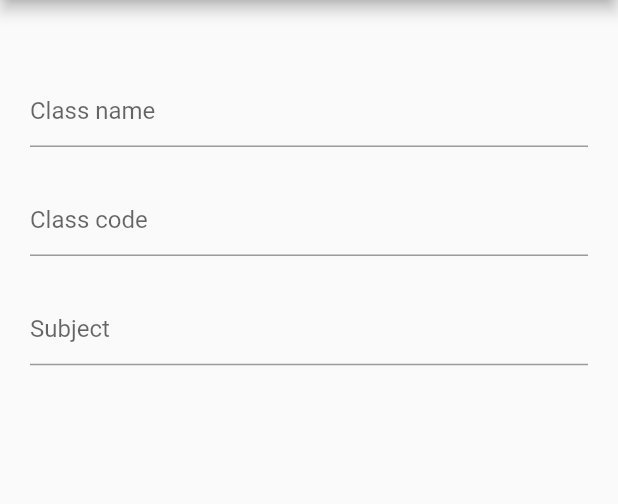
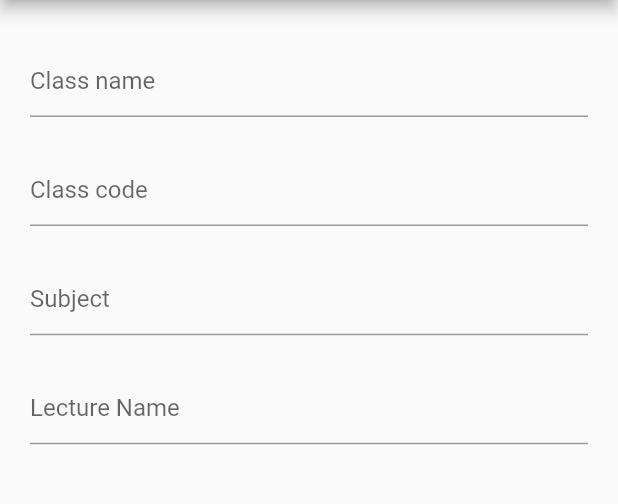
Before and after one commit to tcr123/flutter_learning_app, a Flutter app: the CreateClass screen opened directly, on a phone screen of 412 x 824 dp, the part 84-588 px from its top. Run offline on Flutter 3.47's test engine with Material 2 defaults, Android fonts, the phone set to English and light mode, and no system bars; our stand-ins replace avatar_glow, cloud_firestore, firebase_auth, firebase_core, flutter_spinkit, speech_to_text; accounts and stored records are empty.

Commit message:
sixth commit

```diff
--- /dev/null
+++ b/lib/database/class_data.dart
@@ -0,0 +1,33 @@
+import 'package:cloud_firestore/cloud_firestore.dart';
+import 'package:demo/models/class_model.dart';
+
+class ClassDataBaseService {
+  // this database is use to store the class data
+  final String class_code;
+  ClassDataBaseService({required this.class_code});
+
+  final CollectionReference classCollection =
+      FirebaseFirestore.instance.collection("classes");
+
+  Future<void> updateClassData(
+      String class_name, String subject, String lecture_name) async {
+    return await classCollection.doc(class_code).set({
+      'class name': class_name,
+      'subject': subject,
+      'lecture name': lecture_name,
+    });
+  }
+
+  List<ClassModel> _classListFromSnapshot(QuerySnapshot snapshot) {
+    return snapshot.docs.map((doc) {
+      return ClassModel(
+          class_name: (doc.data() as dynamic)['class name'] ?? '',
+          subject: (doc.data() as dynamic)['subject'] ?? '',
+          lecture_name: (doc.data() as dynamic)['lecture name'] ?? '');
+    }).toList();
+  }
+
+  Stream<List<ClassModel>> get classes {
+    return classCollection.snapshots().map(_classListFromSnapshot);
+  }
+}
--- /dev/null
+++ b/lib/models/class_model.dart
@@ -0,0 +1,13 @@
+class ClassModel {
+  final String class_name;
+  final String subject;
+  final String lecture_name;
+
+  ClassModel(
+      {
+        required this.class_name,
+        required this.subject,
+        required this.lecture_name,
+      }
+  );
+}
--- a/lib/pages/authentication/create_class/create_class.dart
+++ /dev/null
@@ -1,85 +0,0 @@
-import 'package:flutter/material.dart';
-
-class CreateClass extends StatefulWidget {
-  const CreateClass({Key? key}) : super(key: key);
-
-  @override
-  _CreateClassState createState() => _CreateClassState();
-}
-
-class _CreateClassState extends State<CreateClass> {
-  String class_name = '';
-  String class_code = '';
-  String subject = '';
-
-  @override
-  Widget build(BuildContext context) {
-    Size size = MediaQuery.of(context).size;
-    return Scaffold(
-        appBar: AppBar(
-          title: Text("Create Class"),
-          actions: <Widget>[
-            ElevatedButton(
-              style: ElevatedButton.styleFrom(
-                primary: Colors.blue[400],
-              ),
-              onPressed: () {},
-              child: Text(
-                "Create",
-                style: TextStyle(
-                  fontSize: 18.0,
-                ),
-              ),
-            ),
-            SizedBox(width: size.width*0.01,),
-            IconButton(
-              icon: Icon(Icons.close),
-              onPressed: () {
-                Navigator.pop(context);
-              },
-            )
-          ],
-        ),
-        body: Container(
-          padding: EdgeInsets.symmetric(horizontal: 20, vertical: 50),
-          child: Form(
-            child: Column(
-              children: <Widget>[
-                TextFormField(
-                  decoration: InputDecoration(
-                    hintText: "Class name",
-                  ),
-                  onChanged: (val) {
-                    setState(() {
-                      class_name = val;
-                    });
-                  },
-                ),
-                SizedBox(height: size.height * 0.03),
-                TextFormField(
-                  decoration: InputDecoration(
-                    hintText: "Class code",
-                  ),
-                  onChanged: (val) {
-                    setState(() {
-                      class_code = val;
-                    });
-                  },
-                ),
-                SizedBox(height: size.height * 0.03),
-                TextFormField(
-                  decoration: InputDecoration(
-                    hintText: "Subject",
-                  ),
-                  onChanged: (val) {
-                    setState(() {
-                      subject = val;
-                    });
-                  },
-                )
-              ],
-            ),
-          ),
-        ));
-  }
-}
--- /dev/null
+++ b/lib/pages/create_class/create_class.dart
@@ -0,0 +1,110 @@
+import 'package:demo/database/class_data.dart';
+import 'package:flutter/material.dart';
+import 'package:provider/provider.dart';
+import 'package:demo/models/Id.dart';
+
+class CreateClass extends StatefulWidget {
+  const CreateClass({Key? key}) : super(key: key);
+
+  @override
+  _CreateClassState createState() => _CreateClassState();
+}
+
+class _CreateClassState extends State<CreateClass> {
+  String class_name = '';
+  String class_code = '';
+  String subject = '';
+  String lecture_name = '';
+
+  @override
+  Widget build(BuildContext context) {
+    final user = Provider.of<Id?>(context); // get user id
+    Size size = MediaQuery.of(context).size;
+    return Scaffold(
+        appBar: AppBar(
+          title: Text("Create Class"),
+          actions: <Widget>[
+            ElevatedButton(
+              style: ElevatedButton.styleFrom(
+                primary: Colors.blue[400],
+              ),
+              // modified after the your project done
+              onPressed: () async {
+                await ClassDataBaseService(class_code: class_code)
+                    .updateClassData(class_name, subject, lecture_name);
+                Navigator.pop(context);
+              },
+              child: Text(
+                "Create",
+                style: TextStyle(
+                  fontSize: 18.0,
+                ),
+              ),
+            ),
+            SizedBox(
+              width: size.width * 0.01,
+            ),
+            IconButton(
+              icon: Icon(Icons.close),
+              onPressed: () {
+                Navigator.pop(context);
+              },
+            )
+          ],
+        ),
+        body: Container(
+          padding: EdgeInsets.symmetric(horizontal: 20, vertical: 30),
+          child: SingleChildScrollView(
+            child: Form(
+              child: Column(
+                children: <Widget>[
+                  TextFormField(
+                    decoration: InputDecoration(
+                      hintText: "Class name",
+                    ),
+                    onChanged: (val) {
+                      setState(() {
+                        class_name = val;
+                      });
+                    },
+                  ),
+                  SizedBox(height: size.height * 0.03),
+                  TextFormField(
+                    decoration: InputDecoration(
+                      hintText: "Class code",
+                    ),
+                    onChanged: (val) {
+                      setState(() {
+                        class_code = val;
+                      });
+                    },
+                  ),
+                  SizedBox(height: size.height * 0.03),
+                  TextFormField(
+                    decoration: InputDecoration(
+                      hintText: "Subject",
+                    ),
+                    onChanged: (val) {
+                      setState(() {
+                        subject = val;
+                      });
+                    },
+                  ),
+                  SizedBox(height: size.height * 0.03),
+                  TextFormField(
+                    decoration: InputDecoration(
+                      hintText: "Lecture Name",
+                    ),
+                    onChanged: (val) {
+                      setState(() {
+                        lecture_name = val;
+                      });
+                    },
+                  )
+                ],
+              ),
+            ),
+          ),
+        ));
+  }
+}
```
Also changed, not shown: lib/pages/home/home_page.dart (+16 -8 lines), lib/pages/home/list/class_list.dart (added, +35 -0 lines), lib/pages/home/list/class_tile.dart (added, +35 -0 lines), lib/pages/join_class/join_class.dart (renamed from lib/pages/authentication/join_class/join_class.dart), pubspec.lock.
